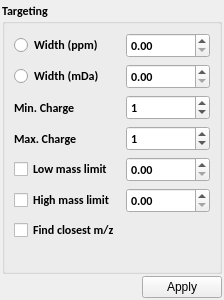
Qt form src/libs/adwidgets/targetingform.ui (qtplatz/qtplatz) before a commit.
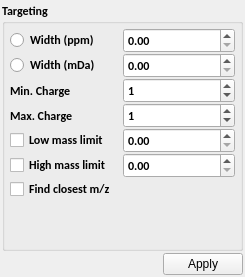
The same form after that commit.

Commit message: make widgets bit smaller

The edit to the form file:
```diff
--- a/src/libs/adwidgets/targetingform.ui
+++ b/src/libs/adwidgets/targetingform.ui
@@ -6,8 +6,8 @@
    <rect>
     <x>0</x>
     <y>0</y>
-    <width>224</width>
-    <height>300</height>
+    <width>245</width>
+    <height>277</height>
    </rect>
   </property>
   <property name="windowTitle">
@@ -44,6 +44,24 @@
         <string>Targeting</string>
        </property>
        <layout class="QGridLayout" name="gridLayout_3">
+        <property name="leftMargin">
+         <number>5</number>
+        </property>
+        <property name="topMargin">
+         <number>4</number>
+        </property>
+        <property name="rightMargin">
+         <number>5</number>
+        </property>
+        <property name="bottomMargin">
+         <number>2</number>
+        </property>
+        <property name="horizontalSpacing">
+         <number>2</number>
+        </property>
+        <property name="verticalSpacing">
+         <number>0</number>
+        </property>
         <item row="0" column="0">
          <layout class="QGridLayout" name="gridLayout">
           <item row="0" column="0">
```
The commit also changes 6 other files.
